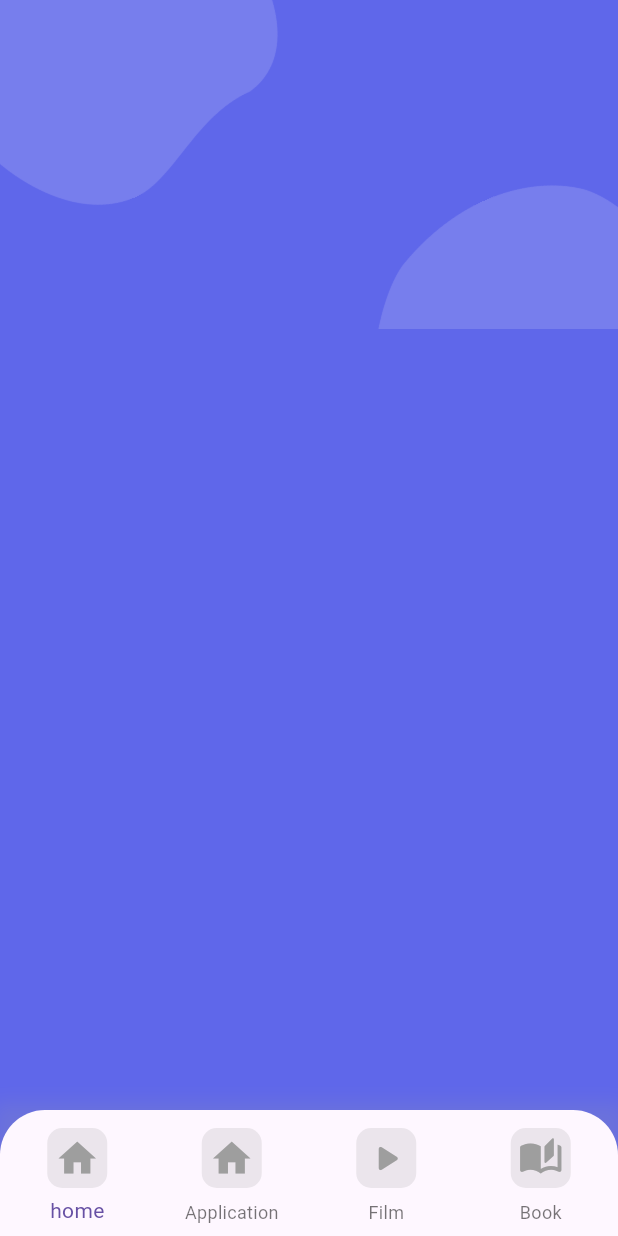
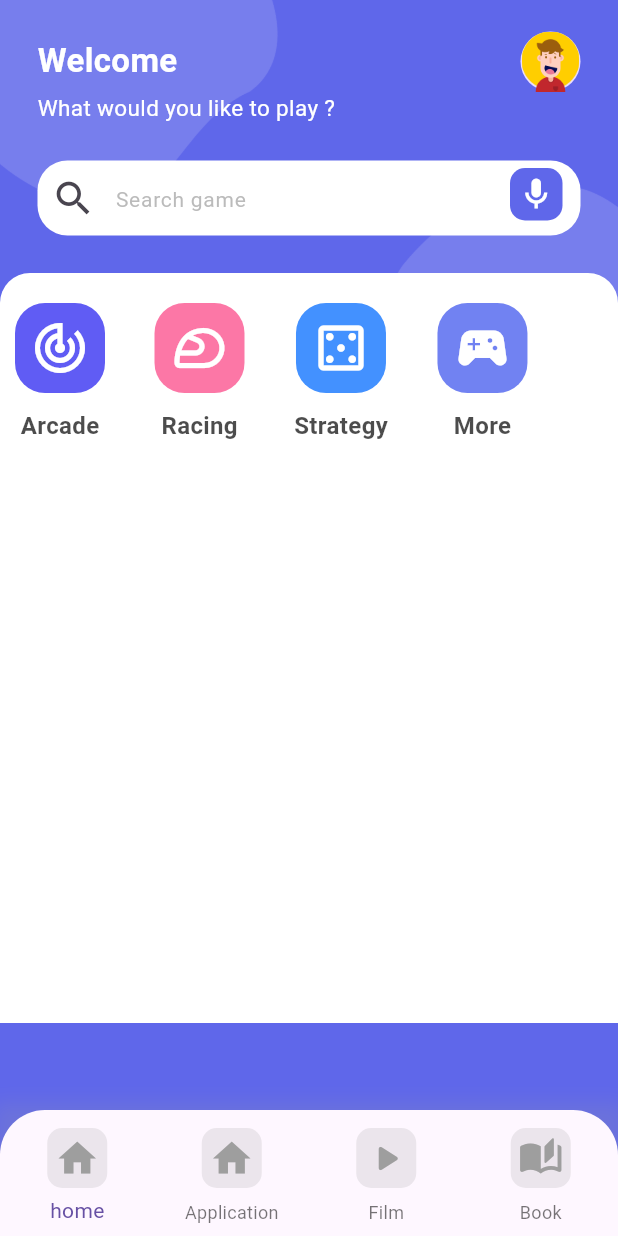
Before and after one commit to ranto-dev/gamestore, a Flutter app: the screen it shows after launch, on a phone screen of 412 x 824 dp. Run offline on Flutter 3.47's test engine with Material 3 defaults, Android fonts, the phone set to English and light mode, and no system bars.

Commit message:
feat:add category section

```diff
--- a/lib/pages/home/home.dart
+++ b/lib/pages/home/home.dart
@@ -1,4 +1,7 @@
 import "package:flutter/material.dart";
+import "package:gamestore/pages/home/widgets/category.dart";
+import "package:gamestore/pages/home/widgets/header.dart";
+import "package:gamestore/pages/home/widgets/search.dart";
 
 class HomePage extends StatelessWidget {
   const HomePage({super.key});
@@ -26,7 +29,9 @@ class HomePage extends StatelessWidget {
               ),
             ),
 
-            Container(),
+            Column(
+              children: [HeaderSection(), SearchSection(), CategorySection()],
+            ),
           ],
         ),
       ),
--- /dev/null
+++ b/lib/pages/home/widgets/category.dart
@@ -0,0 +1,80 @@
+import 'package:flutter/material.dart';
+
+class CategorySection extends StatelessWidget {
+  CategorySection({super.key});
+
+  final categories = [
+    {
+      'icon': Icons.track_changes_outlined,
+      'color': const Color(0xFF605CF4),
+      'title': 'Arcade',
+    },
+    {
+      'icon': Icons.sports_motorsports_outlined,
+      'color': const Color(0xFFFC77A6),
+      'title': 'Racing',
+    },
+    {
+      'icon': Icons.casino_outlined,
+      'color': const Color(0xFF4391FF),
+      'title': 'Strategy',
+    },
+    {
+      'icon': Icons.sports_esports,
+      'color': const Color(0xFF7182F2),
+      'title': 'More',
+    },
+  ];
+
+  @override
+  Widget build(BuildContext context) {
+    return Container(
+      height: 500,
+      padding: const EdgeInsets.only(top: 20, left: 10, right: 10),
+      decoration: BoxDecoration(
+        color: Colors.white,
+        borderRadius: BorderRadius.only(
+          topLeft: Radius.circular(20),
+          topRight: Radius.circular(20),
+        ),
+      ),
+      child: Column(
+        children: [
+          SizedBox(
+            height: 140,
+            child: ListView.separated(
+              scrollDirection: Axis.horizontal,
+              itemBuilder: ((context, index) => Column(
+                children: [
+                  Container(
+                    padding: const EdgeInsets.all(10),
+                    decoration: BoxDecoration(
+                      borderRadius: BorderRadius.circular(20),
+                      color: categories[index]['color'] as Color,
+                    ),
+                    child: Icon(
+                      categories[index]['icon'] as IconData,
+                      color: Colors.white,
+                      size: 40,
+                    ),
+                  ),
+                  const SizedBox(height: 10),
+                  Text(
+                    categories[index]['title'] as String,
+                    style: TextStyle(
+                      color: Colors.black.withValues(alpha: 0.7),
+                      fontWeight: FontWeight.bold,
+                      fontSize: 16,
+                    ),
+                  ),
+                ],
+              )),
+              separatorBuilder: ((context, index) => SizedBox(width: 33)),
+              itemCount: categories.length,
+            ),
+          ),
+        ],
+      ),
+    );
+  }
+}
--- /dev/null
+++ b/lib/pages/home/widgets/header.dart
@@ -0,0 +1,43 @@
+import 'package:flutter/material.dart';
+
+class HeaderSection extends StatelessWidget {
+  const HeaderSection({super.key});
+
+  @override
+  Widget build(BuildContext context) {
+    return Padding(
+      padding: EdgeInsets.only(
+        top: MediaQuery.of(context).padding.top,
+        left: 25,
+        right: 25,
+      ),
+      child: Row(
+        mainAxisAlignment: MainAxisAlignment.spaceBetween,
+        children: [
+          Column(
+            crossAxisAlignment: CrossAxisAlignment.start,
+            children: [
+              Padding(padding: EdgeInsetsGeometry.only(top: 25)),
+              Text(
+                'Welcome',
+                style: TextStyle(
+                  fontSize: 22,
+                  color: Colors.white,
+                  fontWeight: FontWeight.bold,
+                ),
+              ),
+              SizedBox(height: 5),
+              Text(
+                'What would you like to play ?',
+                style: TextStyle(fontSize: 15, color: Colors.white),
+              ),
+            ],
+          ),
+          CircleAvatar(
+            child: Image.asset('assets/images/avatar.png', fit: BoxFit.cover),
+          ),
+        ],
+      ),
+    );
+  }
+}
--- /dev/null
+++ b/lib/pages/home/widgets/search.dart
@@ -0,0 +1,49 @@
+import 'package:flutter/material.dart';
+
+class SearchSection extends StatelessWidget {
+  const SearchSection({super.key});
+
+  @override
+  Widget build(BuildContext context) {
+    return Container(
+      height: 100,
+      padding: EdgeInsets.symmetric(horizontal: 25, vertical: 25),
+      child: Stack(
+        children: [
+          TextField(
+            decoration: InputDecoration(
+              fillColor: Colors.white,
+              filled: true,
+              border: OutlineInputBorder(
+                borderRadius: BorderRadius.circular(20),
+                borderSide: const BorderSide(width: 0, style: BorderStyle.none),
+              ),
+              prefixIcon: Icon(Icons.search_outlined, size: 30),
+              hintText: 'Search game',
+              hintStyle: TextStyle(
+                fontSize: 14,
+                color: Colors.grey.withValues(alpha: 0.7),
+              ),
+            ),
+          ),
+          Positioned(
+            right: 12,
+            top: 5,
+            child: Container(
+              padding: const EdgeInsets.all(5),
+              decoration: BoxDecoration(
+                borderRadius: BorderRadius.circular(10),
+                color: const Color(0xFF5F67EA),
+              ),
+              child: const Icon(
+                Icons.mic_outlined,
+                color: Colors.white,
+                size: 25,
+              ),
+            ),
+          ),
+        ],
+      ),
+    );
+  }
+}
```
